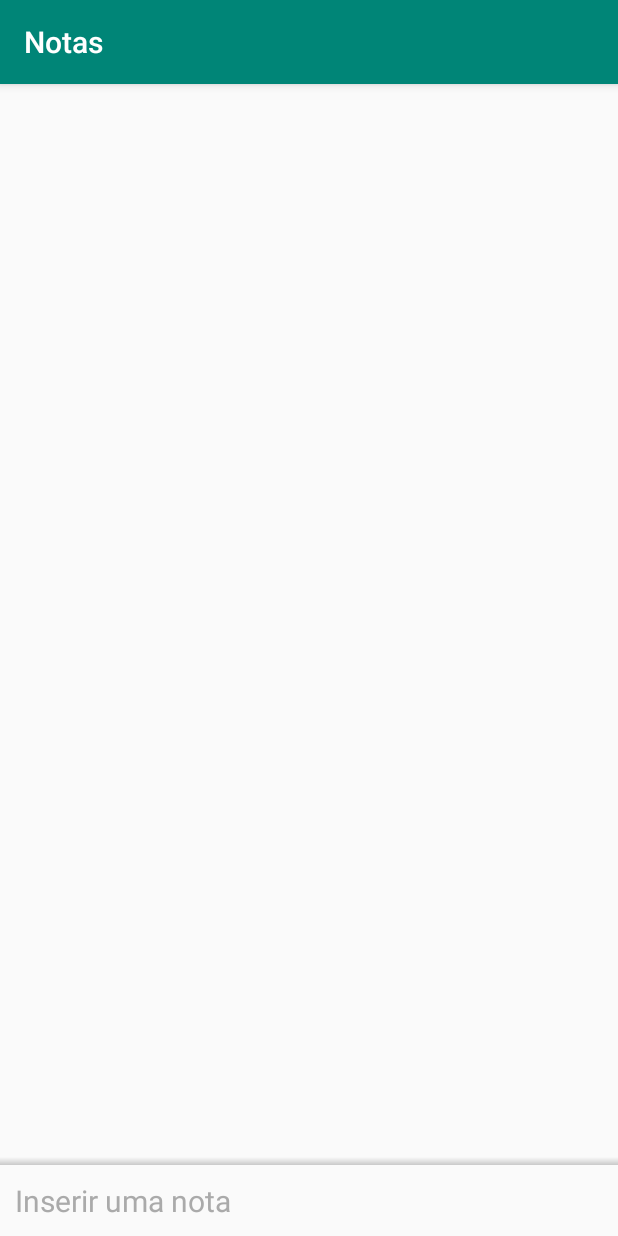
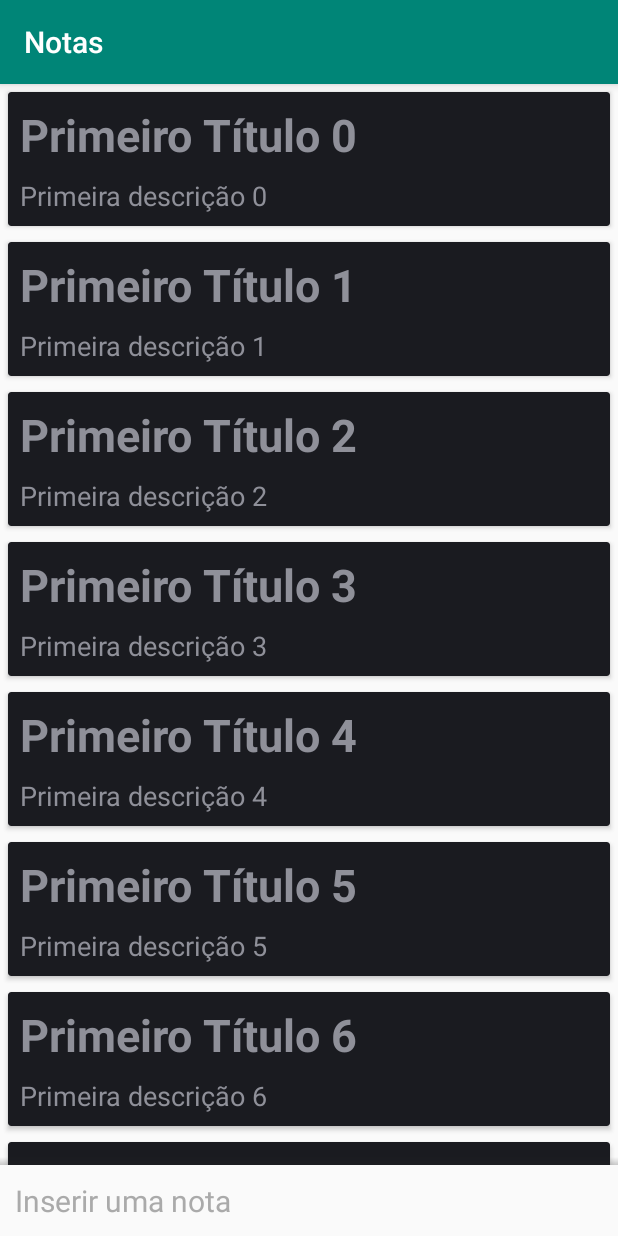
Before and after one commit to juaanhs/App-Notas, an Android app: the screen it shows after launch (ListaNotasActivity), on a phone screen of 412 x 824 dp. Run offline under Robolectric (Android 15) with nearby library versions, the phone set to English and light mode, and no system bars.

Commit message:
recyclerview/recyclerview adapter

```diff
--- a/app/src/main/java/br/com/juaanhs/notas/ui/activity/ListaNotasActivity.java
+++ b/app/src/main/java/br/com/juaanhs/notas/ui/activity/ListaNotasActivity.java
@@ -1,15 +1,16 @@
 package br.com.juaanhs.notas.ui.activity;
 
+import android.os.Bundle;
 import android.support.v7.app.AppCompatActivity;
-import android.os.Bundle;
-import android.widget.ListView;
+import android.support.v7.widget.LinearLayoutManager;
+import android.support.v7.widget.RecyclerView;
 
 import java.util.List;
 
 import br.com.juaanhs.notas.R;
 import br.com.juaanhs.notas.dao.NotaDAO;
 import br.com.juaanhs.notas.model.Nota;
-import br.com.juaanhs.notas.ui.adapter.ListaNotasAdapter;
+import br.com.juaanhs.notas.ui.recyclerview.adapter.ListaNotasAdapterRecyclerView;
 
 public class ListaNotasActivity extends AppCompatActivity {
 
@@ -18,12 +19,17 @@ public class ListaNotasActivity extends AppCompatActivity {
         super.onCreate(savedInstanceState);
         setContentView(R.layout.activity_lista_notas);
 
-        ListView ListaNotas = findViewById(R.id.cardView);
+        RecyclerView ListaNotas = findViewById(R.id.lista_notas_recyclerview);
 
         NotaDAO dao = new NotaDAO();
-        dao.insere(new Nota("Primeiro Título","Primeira descrição"));
+        for(int i = 0; i <= 10000; i++) {
+            dao.insere(new Nota("Primeiro Título " + i,
+                    "Primeira descrição " + i));
+        }
         final List<Nota> todasNotas = dao.todos();
 
-        ListaNotas.setAdapter(new ListaNotasAdapter(getApplicationContext(),todasNotas));
+        ListaNotas.setAdapter(new ListaNotasAdapterRecyclerView(getApplicationContext(), todasNotas));
+        LinearLayoutManager layoutManager = new LinearLayoutManager(getApplicationContext());
+        ListaNotas.setLayoutManager(layoutManager);
     }
 }
--- /dev/null
+++ b/app/src/main/java/br/com/juaanhs/notas/ui/recyclerview/adapter/ListaNotasAdapterRecyclerView.java
@@ -0,0 +1,54 @@
+package br.com.juaanhs.notas.ui.recyclerview.adapter;
+
+import android.content.Context;
+import android.support.annotation.NonNull;
+import android.support.v7.widget.RecyclerView;
+import android.view.LayoutInflater;
+import android.view.View;
+import android.view.ViewGroup;
+import android.widget.TextView;
+
+import java.util.List;
+
+import br.com.juaanhs.notas.R;
+import br.com.juaanhs.notas.model.Nota;
+
+public class ListaNotasAdapterRecyclerView extends RecyclerView.Adapter {
+
+
+    private final List<Nota> notas;
+    private Context context;
+
+    public ListaNotasAdapterRecyclerView(Context context ,List<Nota> notas) {
+        this.context = context;
+        this.notas = notas;
+    }
+
+    @Override
+    public RecyclerView.ViewHolder onCreateViewHolder(@NonNull ViewGroup viewGroup, int i) {
+        View viewCriada = LayoutInflater.from(context)
+                .inflate(R.layout.item_nota, viewGroup, false);
+        return new NotaViewHolder(viewCriada);
+    }
+
+    @Override
+    public void onBindViewHolder(@NonNull RecyclerView.ViewHolder viewHolder, int position) {
+        Nota nota = notas.get(position);
+        TextView titulo = viewHolder.itemView.findViewById(R.id.item_nota_titulo);
+        titulo.setText(nota.getTitulo());
+        TextView descricao = viewHolder.itemView.findViewById(R.id.item_nota_descricao);
+        descricao.setText(nota.getDescricao());
+    }
+
+    @Override
+    public int getItemCount() {
+        return notas.size();
+    }
+
+    class NotaViewHolder extends RecyclerView.ViewHolder {
+
+        public NotaViewHolder(@NonNull View itemView) {
+            super(itemView);
+        }
+    }
+}
--- a/app/src/main/res/layout/activity_lista_notas.xml
+++ b/app/src/main/res/layout/activity_lista_notas.xml
@@ -6,8 +6,8 @@
     android:layout_height="match_parent"
     tools:context="br.com.juaanhs.notas.ui.activity.ListaNotasActivity">
 
-    <ListView
-        android:id="@+id/listView"
+    <android.support.v7.widget.RecyclerView
+        android:id="@+id/lista_notas_recyclerview"
         android:layout_width="0dp"
         android:layout_height="0dp"
         app:layout_constraintBottom_toTopOf="@id/lista_notas_insere_nota"
```
Also changed, not shown: app/src/main/java/br/com/juaanhs/notas/ui/adapter/ListaNotasAdapter.java (deleted, +0 -53 lines).
